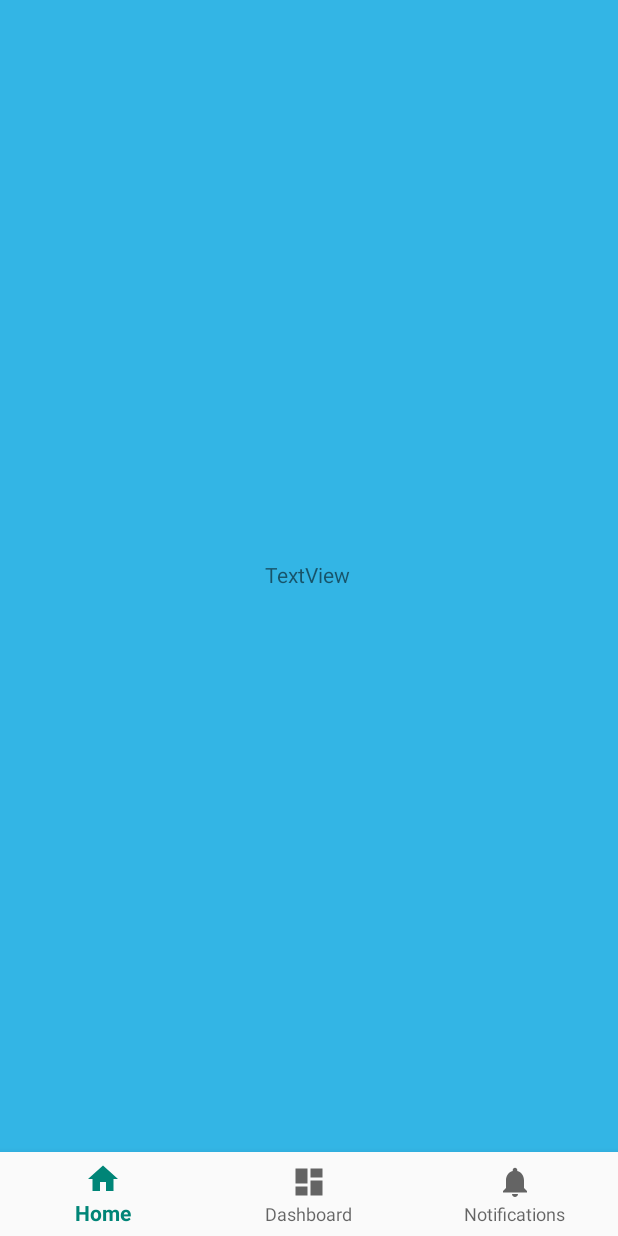
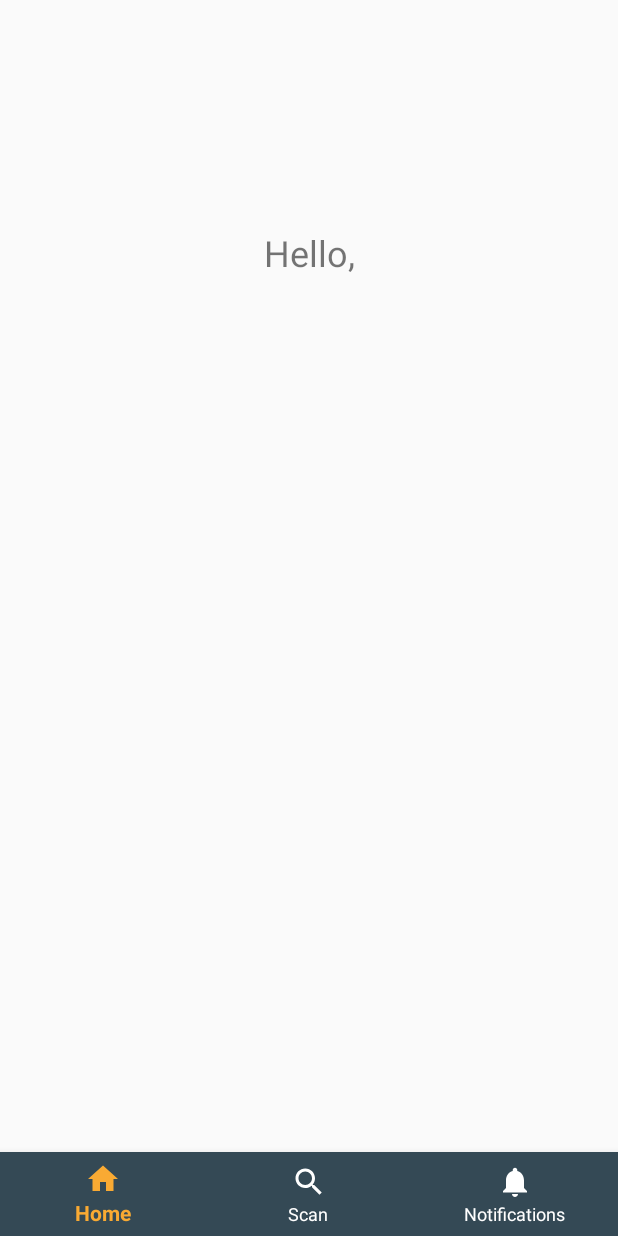
Before and after one commit to emre-akin/CampusAssistant, an Android app: the HomeFragment screen opened directly, with no data from a screen before it, on a phone screen of 412 x 824 dp. Run offline under Robolectric (Android 15) with nearby library versions, the light colour scheme and no system bars; 4 statements that could not run were skipped.

Commit message:
- Home Fragment updated. - Test Login added. - Scan Filter added. - Theme updated.

```diff
--- a/app/src/main/java/com/emre/campusassistant/HomeFragment.java
+++ b/app/src/main/java/com/emre/campusassistant/HomeFragment.java
@@ -7,12 +7,18 @@ import android.support.v4.app.Fragment;
 import android.view.LayoutInflater;
 import android.view.View;
 import android.view.ViewGroup;
+import android.widget.TextView;
 
 public class HomeFragment extends Fragment {
     @Nullable
     @Override
     public View onCreateView(@NonNull LayoutInflater inflater, @Nullable ViewGroup container, @Nullable Bundle savedInstanceState) {
-        return inflater.inflate(R.layout.fragment_home,container,false);
+        View v = inflater.inflate(R.layout.fragment_home,container,false);
 
+        TextView homeTextView = v.findViewById(R.id.homeTextView);
+        String username = getArguments().getString("username");
+        homeTextView.append(username);
+
+        return v;
     }
 }
--- a/app/src/main/java/com/emre/campusassistant/MainActivity.java
+++ b/app/src/main/java/com/emre/campusassistant/MainActivity.java
@@ -13,50 +13,34 @@ import android.support.annotation.NonNull;
 import android.support.design.widget.BottomNavigationView;
 import android.support.v4.app.Fragment;
 import android.support.v7.app.AppCompatActivity;
+import android.util.Log;
 import android.view.MenuItem;
-import android.widget.TextView;
 import android.widget.Toast;
 
 public class MainActivity extends AppCompatActivity {
 
+    private static final String TAG = "MainActivity";
     BluetoothAdapter btAdapter;
     BluetoothManager btManager;
     BluetoothLeScanner btScanner;
+    static Bundle bundle;
 
     private final static int REQUEST_ENABLE_BT = 1;
     private static final int PERMISSION_REQUEST_COARSE_LOCATION = 1;
-
-    /*private TextView mTextMessage;
-
-    private BottomNavigationView.OnNavigationItemSelectedListener mOnNavigationItemSelectedListener
-            = new BottomNavigationView.OnNavigationItemSelectedListener() {
-
-        @Override
-        public boolean onNavigationItemSelected(@NonNull MenuItem item) {
-            switch (item.getItemId()) {
-                case R.id.navigation_home:
-                    mTextMessage.setText(R.string.title_home);
-                    return true;
-                case R.id.navigation_dashboard:
-                    mTextMessage.setText(R.string.title_dashboard);
-                    return true;
-                case R.id.navigation_notifications:
-                    mTextMessage.setText(R.string.title_notifications);
-                    return true;
-            }
-            return false;
-        }
-    };*/
 
     @Override
     protected void onCreate(Bundle savedInstanceState) {
         super.onCreate(savedInstanceState);
         setContentView(R.layout.activity_main);
 
+        bundle = getIntent().getExtras();
+        String username = bundle.getString("username");
+        Log.d(TAG, "onCreate: Username: " + username);
+
         BottomNavigationView navigation = findViewById(R.id.navigation);
         navigation.setOnNavigationItemSelectedListener(navListener);
+        navigation.setSelectedItemId(R.id.navigation_home);
 
-        navigation.setSelectedItemId(R.id.navigation_home);
 
         if (btAdapter != null && !btAdapter.isEnabled()) {
             Intent enableIntent = new Intent(BluetoothAdapter.ACTION_REQUEST_ENABLE);
@@ -102,12 +86,15 @@ public class MainActivity extends AppCompatActivity {
             switch (menuItem.getItemId()){
                 case R.id.navigation_home:
                     fragment = new HomeFragment();
+                    fragment.setArguments(bundle);
                     break;
                 case R.id.navigation_dashboard:
                     fragment = new ScanFragment();
+                    fragment.setArguments(bundle);
                     break;
                 case R.id.navigation_notifications:
                     fragment = new HomeFragment();
+                    fragment.setArguments(bundle);
                     break;
             }
 
--- a/app/src/main/java/com/emre/campusassistant/StartActivity.java
+++ b/app/src/main/java/com/emre/campusassistant/StartActivity.java
@@ -22,8 +22,8 @@ public class StartActivity extends AppCompatActivity {
             public void onClick(View v) {
                 Log.d(TAG, "onClick: ");
                 //For faster testing
-                Intent i = new Intent(v.getContext(), MainActivity.class);
-                //Intent i = new Intent(v.getContext(), LoginActivity.class);
+                //Intent i = new Intent(v.getContext(), MainActivity.class);
+                Intent i = new Intent(v.getContext(), LoginActivity.class);
                 finish();
                 startActivity(i);
             }
--- /dev/null
+++ b/app/src/main/res/drawable/ic_search_black_24dp.xml
@@ -0,0 +1,9 @@
+<vector xmlns:android="http://schemas.android.com/apk/res/android"
+        android:width="24dp"
+        android:height="24dp"
+        android:viewportWidth="24.0"
+        android:viewportHeight="24.0">
+    <path
+        android:fillColor="#FF000000"
+        android:pathData="M15.5,14h-0.79l-0.28,-0.27C15.41,12.59 16,11.11 16,9.5 16,5.91 13.09,3 9.5,3S3,5.91 3,9.5 5.91,16 9.5,16c1.61,0 3.09,-0.59 4.23,-1.57l0.27,0.28v0.79l5,4.99L20.49,19l-4.99,-5zM9.5,14C7.01,14 5,11.99 5,9.5S7.01,5 9.5,5 14,7.01 14,9.5 11.99,14 9.5,14z"/>
+</vector>
--- /dev/null
+++ b/app/src/main/res/drawable/selector_bottombar_item.xml
@@ -0,0 +1,9 @@
+<?xml version="1.0" encoding="utf-8"?>
+<selector xmlns:android="http://schemas.android.com/apk/res/android">
+    <item
+        android:state_checked="true"
+        android:color="@color/colorAccent" />
+    <item
+        android:state_checked="false"
+        android:color="@color/colorLight" />
+</selector>
--- a/app/src/main/res/layout/activity_login.xml
+++ b/app/src/main/res/layout/activity_login.xml
@@ -61,6 +61,7 @@
         app:layout_constraintEnd_toEndOf="parent"
         app:layout_constraintStart_toStartOf="parent"
         app:layout_constraintTop_toBottomOf="@+id/passwordText"
-        app:layout_constraintVertical_bias="0.35000002" />
+        app:layout_constraintVertical_bias="0.35000002"
+        android:textColor="@color/colorLight"/>
 
 </android.support.constraint.ConstraintLayout>
--- a/app/src/main/res/layout/activity_main.xml
+++ b/app/src/main/res/layout/activity_main.xml
@@ -17,6 +17,9 @@
         app:layout_constraintBottom_toBottomOf="parent"
         app:layout_constraintLeft_toLeftOf="parent"
         app:layout_constraintRight_toRightOf="parent"
+        app:itemBackground="@color/colorPrimary"
+        app:itemIconTint="@drawable/selector_bottombar_item"
+        app:itemTextColor="@drawable/selector_bottombar_item"
         app:menu="@menu/navigation" />
 
     <FrameLayout
--- a/app/src/main/res/layout/activity_start.xml
+++ b/app/src/main/res/layout/activity_start.xml
@@ -38,7 +38,8 @@
         app:layout_constraintEnd_toEndOf="parent"
         app:layout_constraintStart_toStartOf="parent"
         app:layout_constraintTop_toTopOf="parent"
-        app:layout_constraintVertical_bias="0.8" />
+        app:layout_constraintVertical_bias="0.8"
+        android:textColor="@color/colorLight"/>
 
     <Button
         android:id="@+id/signInButton"
@@ -54,6 +55,7 @@
         app:layout_constraintBottom_toBottomOf="parent"
         app:layout_constraintEnd_toEndOf="parent"
         app:layout_constraintStart_toStartOf="parent"
-        app:layout_constraintTop_toTopOf="parent" />
+        app:layout_constraintTop_toTopOf="parent"
+        android:textColor="@color/colorLight"/>
 
 </android.support.constraint.ConstraintLayout>
--- a/app/src/main/res/layout/fragment_home.xml
+++ b/app/src/main/res/layout/fragment_home.xml
@@ -4,22 +4,21 @@
     xmlns:app="http://schemas.android.com/apk/res-auto"
     xmlns:tools="http://schemas.android.com/tools"
     android:layout_width="match_parent"
-    android:layout_height="match_parent"
-    android:background="@android:color/holo_blue_light">
+    android:layout_height="match_parent">
 
     <TextView
-        android:id="@+id/textView"
+        android:id="@+id/homeTextView"
         android:layout_width="wrap_content"
         android:layout_height="wrap_content"
-        android:layout_marginStart="162dp"
-        android:layout_marginLeft="162dp"
-        android:layout_marginTop="273dp"
-        android:layout_marginEnd="164dp"
-        android:layout_marginRight="164dp"
-        android:layout_marginBottom="275dp"
-        android:text="TextView"
+        android:layout_marginStart="8dp"
+        android:layout_marginTop="8dp"
+        android:layout_marginEnd="8dp"
+        android:layout_marginBottom="8dp"
+        android:text="@string/homeTextView"
+        android:textSize="24sp"
         app:layout_constraintBottom_toBottomOf="parent"
         app:layout_constraintEnd_toEndOf="parent"
         app:layout_constraintStart_toStartOf="parent"
-        app:layout_constraintTop_toTopOf="parent" />
+        app:layout_constraintTop_toTopOf="parent"
+        app:layout_constraintVertical_bias="0.2" />
 </android.support.constraint.ConstraintLayout>
--- a/app/src/main/res/layout/fragment_scan.xml
+++ b/app/src/main/res/layout/fragment_scan.xml
@@ -14,11 +14,12 @@
         android:layout_marginTop="8dp"
         android:layout_marginEnd="148dp"
         android:layout_marginBottom="116dp"
-        android:text="Scan"
+        android:text="@string/scanButton"
         app:layout_constraintBottom_toBottomOf="parent"
         app:layout_constraintEnd_toEndOf="parent"
         app:layout_constraintStart_toStartOf="parent"
-        app:layout_constraintTop_toBottomOf="@+id/recyclerView" />
+        app:layout_constraintTop_toBottomOf="@+id/recyclerView"
+        android:textColor="@color/colorLight"/>
 
     <android.support.v7.widget.RecyclerView
         android:id="@+id/recyclerView"
--- a/app/src/main/res/menu/navigation.xml
+++ b/app/src/main/res/menu/navigation.xml
@@ -8,7 +8,7 @@
 
     <item
         android:id="@+id/navigation_dashboard"
-        android:icon="@drawable/ic_dashboard_black_24dp"
+        android:icon="@drawable/ic_search_black_24dp"
         android:title="@string/title_dashboard" />
 
     <item
--- a/app/src/main/res/values/colors.xml
+++ b/app/src/main/res/values/colors.xml
@@ -1,6 +1,7 @@
 <?xml version="1.0" encoding="utf-8"?>
 <resources>
-    <color name="colorPrimary">#008577</color>
-    <color name="colorPrimaryDark">#00574B</color>
-    <color name="colorAccent">#D81B60</color>
+    <color name="colorPrimary">#344955</color>
+    <color name="colorPrimaryDark">#232F34</color>
+    <color name="colorAccent">#F9AA33</color>
+    <color name="colorLight">#ffffff</color>
 </resources>
--- a/app/src/main/res/values/strings.xml
+++ b/app/src/main/res/values/strings.xml
@@ -1,13 +1,15 @@
 <resources>
     <string name="app_name">CampusAssistant</string>
     <string name="textviewWelcome">Welcome to Campus Assistance</string>
-    <string name="signUpButton">Create a Account</string>
+    <string name="signUpButton">Create an Account</string>
     <string name="signInButton">Login</string>
     <string name="emailText">E-mail</string>
     <string name="passwordText">Password</string>
     <string name="loginButton">Login</string>
     <string name="title_activity_main">MainActivity</string>
     <string name="title_home">Home</string>
-    <string name="title_dashboard">Dashboard</string>
+    <string name="title_dashboard">Scan</string>
     <string name="title_notifications">Notifications</string>
+    <string name="homeTextView">Hello, </string>
+    <string name="scanButton">SCAN</string>
 </resources>
--- a/app/src/main/res/values/styles.xml
+++ b/app/src/main/res/values/styles.xml
@@ -6,6 +6,8 @@
         <item name="colorPrimary">@color/colorPrimary</item>
         <item name="colorPrimaryDark">@color/colorPrimaryDark</item>
         <item name="colorAccent">@color/colorAccent</item>
+        <item name="android:buttonCornerRadius">4dp</item>
+        <item name="colorButtonNormal">@color/colorPrimary</item>
     </style>
 
 </resources>
```
Also changed, not shown: app/src/main/java/com/emre/campusassistant/LoginActivity.java (+31 -1 lines), app/src/main/java/com/emre/campusassistant/ScanFragment.java (+30 -18 lines), app/src/main/res/drawable/item_layout_bg.xml (added, +7 -0 lines), app/src/main/res/layout/layout_listitem.xml (+5 -5 lines).
